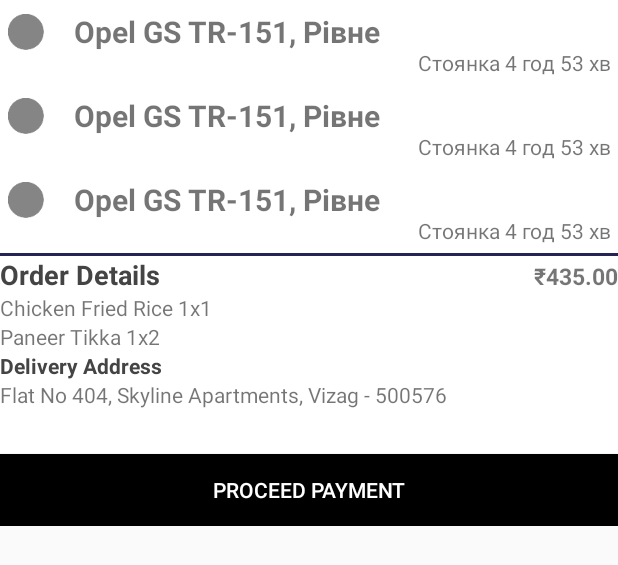
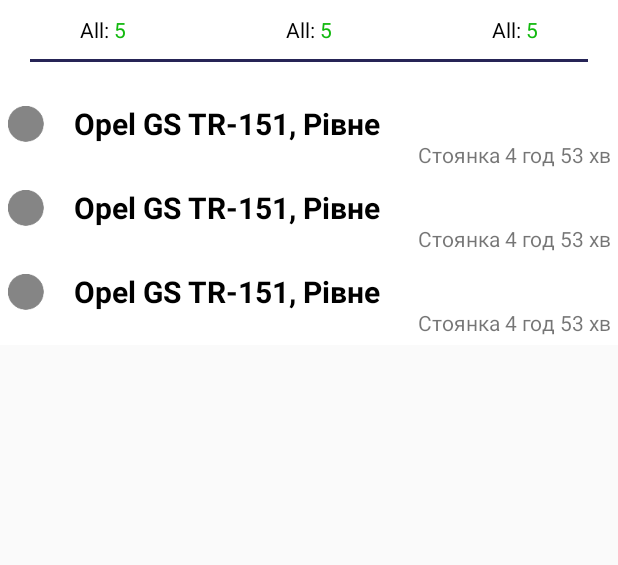
Before and after one commit to stashes/WayMaps, an Android app: the layout bottom_sheet_map.xml on its own in the app's theme, with its tools: preview values and no code run, on a phone screen of 412 x 824 dp. Shown: the top 565 px of the screen. Run offline under Robolectric (Android 15) with nearby library versions, the phone set to English and light mode, and no system bars.

Commit message:
bottom sheet

```diff
--- /dev/null
+++ b/app/src/main/java/com/waymaps/components/BottomSheetListView.java
@@ -0,0 +1,45 @@
+package com.waymaps.components;
+
+import android.content.Context;
+import android.util.AttributeSet;
+import android.view.MotionEvent;
+import android.widget.AbsListView;
+import android.widget.ListView;
+
+/**
+ * Created by Admin on 02.03.2018.
+ */
+
+public class BottomSheetListView extends ListView {
+    public BottomSheetListView (Context context, AttributeSet p_attrs) {
+        super (context, p_attrs);
+    }
+
+    @Override
+    public boolean onInterceptTouchEvent(MotionEvent ev) {
+        return true;
+    }
+
+    @Override
+    public boolean onTouchEvent(MotionEvent ev) {
+        if (canScrollVertically(this)) {
+            getParent().requestDisallowInterceptTouchEvent(true);
+        }
+        return super.onTouchEvent(ev);
+    }
+
+    public boolean canScrollVertically (AbsListView view) {
+        boolean canScroll = false;
+
+        if (view !=null && view.getChildCount ()> 0) {
+            boolean isOnTop = view.getFirstVisiblePosition() != 0 || view.getChildAt(0).getTop() != 0;
+            boolean isAllItemsVisible = isOnTop && view.getLastVisiblePosition() == view.getChildCount();
+
+            if (isOnTop || isAllItemsVisible) {
+                canScroll = true;
+            }
+        }
+
+        return  canScroll;
+    }
+}
--- a/app/src/main/java/com/waymaps/fragment/GMapFragment.java
+++ b/app/src/main/java/com/waymaps/fragment/GMapFragment.java
@@ -3,8 +3,10 @@ package com.waymaps.fragment;
 import android.graphics.Bitmap;
 import android.graphics.drawable.Drawable;
 import android.os.Bundle;
+import android.support.annotation.NonNull;
 import android.support.annotation.Nullable;
 import android.support.design.widget.BottomSheetBehavior;
+import android.util.TypedValue;
 import android.view.LayoutInflater;
 import android.view.View;
 import android.view.ViewGroup;
@@ -25,6 +27,7 @@ import com.waymaps.adapter.BalanceAdapter;
 import com.waymaps.adapter.GetCurrentAdapter;
 import com.waymaps.api.RetrofitService;
 import com.waymaps.api.WayMapsService;
+import com.waymaps.components.BottomSheetListView;
 import com.waymaps.data.requestEntity.Action;
 import com.waymaps.data.requestEntity.Procedure;
 import com.waymaps.data.requestEntity.parameters.IdParam;
@@ -62,8 +65,11 @@ public class GMapFragment extends AbstractFragment {
     @BindView(R.id.bottom_sheet_map_tracker_list)
     LinearLayout linearLayout;
 
+    @BindView(R.id.bottom_sheet_map_content)
+    LinearLayout linearLayoutContent;
+
     @BindView(R.id.get_current_table)
-    ListView listView;
+    BottomSheetListView listView;
 
     BottomSheetBehavior sheetBehavior;
 
@@ -72,7 +78,7 @@ public class GMapFragment extends AbstractFragment {
     public View onCreateView(LayoutInflater inflater, @Nullable ViewGroup container, Bundle savedInstanceState) {
         super.onCreateView(inflater, container, savedInstanceState);
         View rootView = inflater.inflate(R.layout.fragment_map, container, false);
-        ButterKnife.bind(this,rootView);
+        ButterKnife.bind(this, rootView);
         mapView = (MapView) rootView.findViewById(R.id.map);
         mapView.onCreate(savedInstanceState);
 
@@ -110,14 +116,17 @@ public class GMapFragment extends AbstractFragment {
                 });
             }
         });
-
+/*        TypedValue out = new TypedValue();
+        getResources().getValue(R.dimen.bottom_sheet_height, out, true);
+        float floatResource = out.getFloat();
+        if  (linearLayout.getHeight() >= SystemUtil.getIntHeight(getActivity()) * 0.33)*/
         return rootView;
     }
 
     private void updateMarkers() {
         int numMarkers = getCurrents.length;
         markers = new Marker[numMarkers];
-        if (isAdded() && getActivity()!=null)
+        if (isAdded() && getActivity() != null)
             for (int i = 0; i < numMarkers; i++) {
                 markers[i] = mMap.addMarker(new MarkerOptions().position(
                         new LatLng(Double.parseDouble(getCurrents[i].getLat())
@@ -140,16 +149,17 @@ public class GMapFragment extends AbstractFragment {
                 }
 
                 markers[i].setIcon(BitmapDescriptorFactory.fromBitmap(markerIcon));
-            if (speed>5){
+                if (speed > 5) {
                     markers[i].setRotation(vector);
                 }
                 markers[i].setTag(getCurrents[i]);
             }
 
+
         sheetBehavior = BottomSheetBehavior.from(linearLayout);
         GetCurrentAdapter getCurrentAdapter = new GetCurrentAdapter(getContext(), Arrays.asList(getCurrents));
         listView.setAdapter(getCurrentAdapter);
-        ApplicationUtil.setListViewHeightBasedOnItems(listView);
+        /*ApplicationUtil.setListViewHeightBasedOnItems(listView);*/
 
     }
 
--- a/app/src/main/java/com/waymaps/util/SystemUtil.java
+++ b/app/src/main/java/com/waymaps/util/SystemUtil.java
@@ -1,8 +1,10 @@
 package com.waymaps.util;
 
+import android.app.Activity;
 import android.content.Context;
 import android.net.wifi.WifiManager;
 import android.os.Build;
+import android.util.DisplayMetrics;
 
 /**
  * Created by Admin on 03.02.2018.
@@ -19,5 +21,11 @@ public class SystemUtil {
         return wifiManager.getConnectionInfo().getMacAddress();
     }
 
+    public static int getIntHeight(Activity activity){
+        DisplayMetrics metrics = new DisplayMetrics();
+        activity.getWindowManager().getDefaultDisplay().getMetrics(metrics);
+        return metrics.heightPixels;
+    }
+
 
 }
--- a/app/src/main/res/layout/bottom_sheet_map.xml
+++ b/app/src/main/res/layout/bottom_sheet_map.xml
@@ -7,80 +7,43 @@
     android:layout_height="wrap_content"
     android:background="#fff"
     android:orientation="vertical"
-    app:behavior_hideable="true"
-    app:behavior_peekHeight="56dp"
-    app:layout_behavior="android.support.design.widget.BottomSheetBehavior">
-
-    <ListView
-        android:id="@+id/get_current_table"
-        android:layout_width="match_parent"
-        android:layout_height="match_parent"
-        android:layout_centerHorizontal="true"
-        android:divider="#00000000"
-        tools:listitem="@layout/item_get_current_fragment"></ListView>
-
-    <View
-        android:layout_width="fill_parent"
-        android:layout_height="2dp"
-        android:background="#262456"/>
-
+    app:behavior_peekHeight="100dp"
+    app:layout_behavior="android.support.design.widget.BottomSheetBehavior" >
 
     <LinearLayout
+        android:id="@+id/bottom_sheet_map_content"
         android:layout_width="match_parent"
         android:layout_height="wrap_content"
-        android:orientation="horizontal"
-        android:layout_gravity="center_vertical"
-        android:weightSum="3">
+        android:orientation="vertical">
 
-        <TextView
-            android:layout_width="0dp"
-            android:layout_height="wrap_content"
-            android:layout_weight="2"
-            android:text="Order Details"
-            android:textColor="#444"
-            android:textSize="18dp"
-            android:textStyle="bold" />
+        <include
+            layout="@layout/bottom_sheets_map_filter_header"
+            android:layout_width="match_parent"
+            android:layout_height="wrap_content"></include>
 
-        <TextView
-            android:layout_width="0dp"
-            android:gravity="right"
-            android:layout_height="wrap_content"
-            android:layout_weight="1"
-            android:textStyle="bold"
-            android:textSize="15dp"
-            android:text="₹435.00"></TextView>
+        <View
+            android:layout_width="match_parent"
+            android:layout_height="2dp"
+            android:layout_marginBottom="20dp"
+            android:layout_marginLeft="20dp"
+            android:layout_marginRight="20dp"
+            android:layout_weight="0"
+            android:background="#262456" />
+
+        <LinearLayout
+            android:layout_width="match_parent"
+            android:layout_height="match_parent"
+            android:layout_weight="0">
+
+            <com.waymaps.components.BottomSheetListView
+                android:id="@+id/get_current_table"
+                android:layout_width="match_parent"
+                android:layout_height="wrap_content"
+                android:layout_centerHorizontal="true"
+                android:divider="#00000000"
+                tools:listitem="@layout/item_get_current_fragment"></com.waymaps.components.BottomSheetListView>
+        </LinearLayout>
     </LinearLayout>
 
 
-    <TextView
-        android:layout_width="wrap_content"
-        android:layout_height="wrap_content"
-        android:text="Chicken Fried Rice 1x1" />
-
-    <TextView
-        android:layout_width="wrap_content"
-        android:layout_height="wrap_content"
-        android:text="Paneer Tikka 1x2" />
-
-    <TextView
-        android:layout_width="wrap_content"
-        android:layout_height="wrap_content"
-        android:text="Delivery Address"
-        android:textColor="#444"
-        android:textStyle="bold" />
-
-    <TextView
-        android:layout_width="wrap_content"
-        android:layout_height="wrap_content"
-        android:text="Flat No 404, Skyline Apartments, Vizag - 500576" />
-
-    <Button
-        android:layout_width="match_parent"
-        android:layout_height="wrap_content"
-        android:layout_marginTop="30dp"
-        android:background="#000"
-        android:foreground="?attr/selectableItemBackground"
-        android:text="PROCEED PAYMENT"
-        android:textColor="#fff" />
-
 </LinearLayout>
--- /dev/null
+++ b/app/src/main/res/layout/bottom_sheets_map_filter_header.xml
@@ -0,0 +1,19 @@
+<?xml version="1.0" encoding="utf-8"?>
+<LinearLayout xmlns:android="http://schemas.android.com/apk/res/android"
+    android:orientation="horizontal" android:layout_width="match_parent"
+    android:layout_height="wrap_content"
+    android:layout_weight="1">
+
+    <include
+        layout="@layout/button_bottom_sheet_filter"
+        android:id="@+id/filter_all"></include>
+
+    <include
+        layout="@layout/button_bottom_sheet_filter"
+        android:id="@+id/filter_active"></include>
+
+    <include
+        layout="@layout/button_bottom_sheet_filter"
+        android:id="@+id/filter_inactive"></include>
+
+</LinearLayout>
--- /dev/null
+++ b/app/src/main/res/layout/button_bottom_sheet_filter.xml
@@ -0,0 +1,28 @@
+<?xml version="1.0" encoding="utf-8"?>
+<LinearLayout xmlns:android="http://schemas.android.com/apk/res/android"
+    xmlns:tools="http://schemas.android.com/tools"
+    android:layout_width="match_parent"
+    android:layout_height="wrap_content"
+    android:layout_weight="1"
+    android:orientation="horizontal"
+    android:padding="10dp">
+
+
+    <TextView
+        android:id="@+id/text_label_filter"
+        android:layout_width="wrap_content"
+        android:layout_height="wrap_content"
+        android:layout_weight="1"
+        android:gravity="right"
+        android:text="All: "
+        android:textColor="@color/common_google_signin_btn_text_dark_focused" />
+
+    <TextView
+        android:id="@+id/count_label_filter"
+        android:layout_width="wrap_content"
+        android:layout_height="wrap_content"
+        android:layout_weight="1"
+        android:gravity="left"
+        android:text="5"
+        android:textColor="@color/success" />
+</LinearLayout>
--- a/app/src/main/res/layout/fragment_map.xml
+++ b/app/src/main/res/layout/fragment_map.xml
@@ -1,6 +1,5 @@
 <?xml version="1.0" encoding="utf-8"?>
 <android.support.design.widget.CoordinatorLayout xmlns:android="http://schemas.android.com/apk/res/android"
-    xmlns:app="http://schemas.android.com/apk/res-auto"
     xmlns:tools="http://schemas.android.com/tools"
     android:layout_width="match_parent"
     android:layout_height="match_parent"
@@ -10,7 +9,7 @@
     <com.google.android.gms.maps.MapView
         android:id="@+id/map"
         android:layout_width="match_parent"
-        android:layout_height="match_parent" />
+        android:layout_height="511dp" />
 
     <include layout="@layout/bottom_sheet_map"/>
 </android.support.design.widget.CoordinatorLayout>
--- a/app/src/main/res/layout/item_get_current_fragment.xml
+++ b/app/src/main/res/layout/item_get_current_fragment.xml
@@ -30,6 +30,7 @@
             android:layout_weight="1"
             android:gravity="fill_vertical"
             android:paddingLeft="20dp"
+            android:textColor="@color/common_google_signin_btn_text_dark_focused"
             android:textSize="20sp"
             android:textStyle="bold"
             tools:text="Opel GS TR-151, Рівне"></TextView>
--- a/app/src/main/res/values/dimens.xml
+++ b/app/src/main/res/values/dimens.xml
@@ -6,4 +6,5 @@
     <dimen name="nav_header_vertical_spacing">8dp</dimen>
     <dimen name="nav_header_height">176dp</dimen>
     <dimen name="fab_margin">16dp</dimen>
+    <dimen name="bottom_sheet_height">0.66</dimen>
 </resources>
```
Also changed, not shown: 1 other file. Lines whose indentation alone changed are shown as unchanged.
